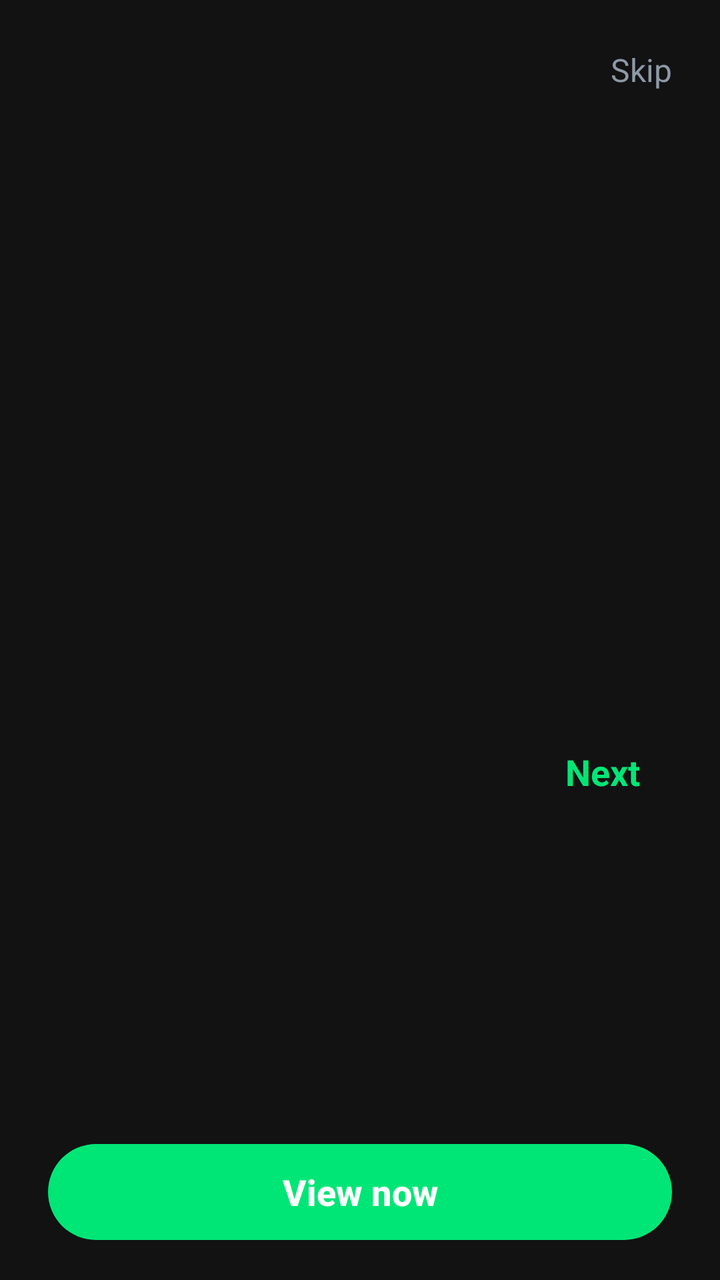
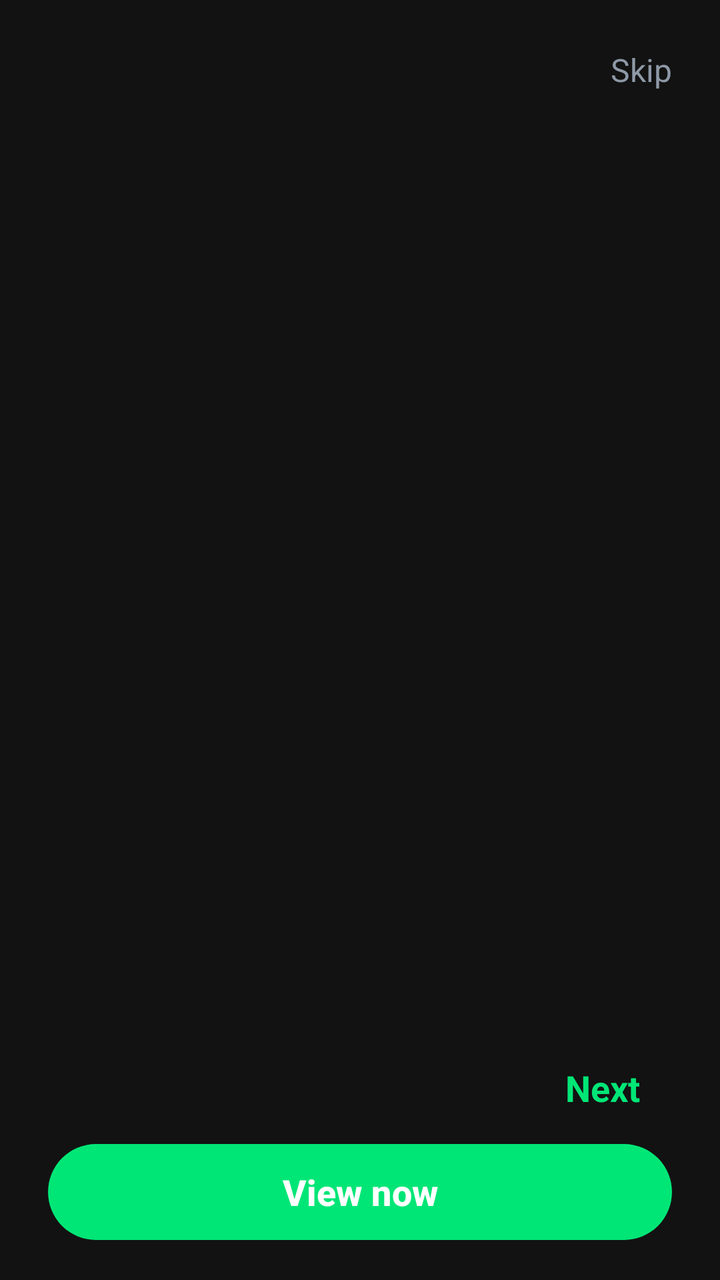

Before-and-after screenshots of an Android layout around one commit, followed by the original layout XML and the change that was made.
<!-- AndroidManifest.xml: application theme Theme.NphApp -->
<!-- res/layout/fragment_onboarding.xml -->
<?xml version="1.0" encoding="utf-8"?>
<androidx.constraintlayout.widget.ConstraintLayout xmlns:android="http://schemas.android.com/apk/res/android"
    xmlns:app="http://schemas.android.com/apk/res-auto"
    android:layout_width="match_parent"
    android:layout_height="match_parent"
    android:background="@color/background">

    <androidx.viewpager2.widget.ViewPager2
        android:id="@+id/viewPager"
        android:layout_width="match_parent"
        android:layout_height="0dp"
        app:layout_constraintBottom_toTopOf="@+id/layout_bottom"
        app:layout_constraintTop_toTopOf="parent" />

    <TextView
        android:id="@+id/tv_skip"
        android:layout_width="wrap_content"
        android:layout_height="wrap_content"
        android:layout_marginTop="16dp"
        android:layout_marginEnd="16dp"
        android:padding="8dp"
        android:text="@string/skip"
        android:textColor="@color/text_secondary"
        android:textSize="16sp"
        app:layout_constraintEnd_toEndOf="parent"
        app:layout_constraintTop_toTopOf="parent" />

    <androidx.constraintlayout.widget.ConstraintLayout
        android:id="@+id/layout_bottom"
        android:layout_width="match_parent"
        android:layout_height="wrap_content"
        app:layout_constraintBottom_toTopOf="@id/ad_banner_container">

        <com.google.android.material.tabs.TabLayout
            android:id="@+id/tabLayout"
            android:layout_width="wrap_content"
            android:layout_height="48dp"
            android:layout_marginStart="24dp"
            android:background="@android:color/transparent"
            app:layout_constraintBottom_toTopOf="@+id/ad_native_container"
            app:layout_constraintStart_toStartOf="parent"
            app:tabBackground="@drawable/tab_selector"
            app:tabGravity="center"
            app:tabIndicatorHeight="0dp"
            app:tabPaddingEnd="8dp"
            app:tabPaddingStart="8dp"
            app:tabRippleColor="@null" />

        <TextView
            android:id="@+id/tv_next"
            android:layout_width="wrap_content"
            android:layout_height="48dp"
            android:layout_marginEnd="24dp"
            android:gravity="center"
            android:paddingHorizontal="16dp"
            android:text="@string/next"
            android:textColor="@color/green_main"
            android:textSize="18sp"
            android:textStyle="bold"
            app:layout_constraintBottom_toTopOf="@+id/ad_native_container"
            app:layout_constraintEnd_toEndOf="parent" />

        <FrameLayout
            android:id="@+id/ad_native_container"
            android:layout_width="match_parent"
            android:layout_height="wrap_content"
            android:layout_marginBottom="8dp"
            android:minHeight="150dp"
            app:layout_constraintBottom_toTopOf="@+id/btn_get_started" />

        <com.google.android.material.button.MaterialButton
            android:id="@+id/btn_get_started"
            android:layout_width="match_parent"
            android:layout_height="56dp"
            android:layout_marginHorizontal="24dp"
            android:layout_marginBottom="16dp"
            android:text="@string/btn_view_now"
            android:textAllCaps="false"
            android:textColor="@color/text_white"
            android:textSize="18sp"
            android:textStyle="bold"
            app:backgroundTint="@color/green_main"
            app:cornerRadius="28dp"
            app:layout_constraintBottom_toBottomOf="parent" />

    </androidx.constraintlayout.widget.ConstraintLayout>

    <FrameLayout
        android:id="@+id/ad_banner_container"
        android:layout_width="match_parent"
        android:layout_height="wrap_content"
        app:layout_constraintBottom_toBottomOf="parent" />

</androidx.constraintlayout.widget.ConstraintLayout>
<!-- resources referenced by this layout -->
<resources>
  <color name="background">#121212</color>
  <color name="green_main">#00E676</color>
  <color name="text_secondary">#8E99A7</color>
  <color name="text_white">#FFFFFF</color>
  <!-- drawable tab_selector (drawable) -->
  <?xml version="1.0" encoding="utf-8"?>
  <selector xmlns:android="http://schemas.android.com/apk/res/android">
      <item android:state_selected="true">
          <layer-list>
              <item android:width="10dp" android:height="10dp" android:gravity="center">
                  <shape android:shape="oval">
                      <solid android:color="@color/green_main" />
                  </shape>
              </item>
          </layer-list>
      </item>
      <item>
          <layer-list>
              <item android:width="8dp" android:height="8dp" android:gravity="center">
                  <shape android:shape="oval">
                      <solid android:color="@color/gray_button" />
                  </shape>
              </item>
          </layer-list>
      </item>
  </selector>
  <string name="btn_view_now">View now</string>
  <string name="next">Next</string>
  <string name="skip">Skip</string>
  <style name="Theme.NphApp" parent="Theme.Material3.Dark.NoActionBar">
          <item name="colorPrimary">@color/primary</item>
          <item name="colorPrimaryDark">@color/primary_dark</item>
          <item name="colorAccent">@color/accent</item>
          <item name="android:windowBackground">@color/background</item>
      </style>
  <color name="gray_button">#333333</color>
  <color name="primary">#00E676</color>
  <color name="primary_dark">#00C853</color>
  <color name="accent">#FF4444</color>
</resources>

<!-- the commit's change to res/layout/fragment_onboarding.xml (unified diff, before → after) -->
@@ -29,7 +29,7 @@
         android:id="@+id/layout_bottom"
         android:layout_width="match_parent"
         android:layout_height="wrap_content"
-        app:layout_constraintBottom_toTopOf="@id/ad_banner_container">
+        app:layout_constraintBottom_toBottomOf="parent">
 
         <com.google.android.material.tabs.TabLayout
             android:id="@+id/tabLayout"
@@ -37,7 +37,7 @@
             android:layout_height="48dp"
             android:layout_marginStart="24dp"
             android:background="@android:color/transparent"
-            app:layout_constraintBottom_toTopOf="@+id/ad_native_container"
+            app:layout_constraintBottom_toTopOf="@+id/btn_get_started"
             app:layout_constraintStart_toStartOf="parent"
             app:tabBackground="@drawable/tab_selector"
             app:tabGravity="center"
@@ -57,16 +57,8 @@
             android:textColor="@color/green_main"
             android:textSize="18sp"
             android:textStyle="bold"
-            app:layout_constraintBottom_toTopOf="@+id/ad_native_container"
+            app:layout_constraintBottom_toTopOf="@+id/btn_get_started"
             app:layout_constraintEnd_toEndOf="parent" />
-
-        <FrameLayout
-            android:id="@+id/ad_native_container"
-            android:layout_width="match_parent"
-            android:layout_height="wrap_content"
-            android:layout_marginBottom="8dp"
-            android:minHeight="150dp"
-            app:layout_constraintBottom_toTopOf="@+id/btn_get_started" />
 
         <com.google.android.material.button.MaterialButton
             android:id="@+id/btn_get_started"
@@ -85,10 +77,4 @@
 
     </androidx.constraintlayout.widget.ConstraintLayout>
 
-    <FrameLayout
-        android:id="@+id/ad_banner_container"
-        android:layout_width="match_parent"
-        android:layout_height="wrap_content"
-        app:layout_constraintBottom_toBottomOf="parent" />
-
 </androidx.constraintlayout.widget.ConstraintLayout>
